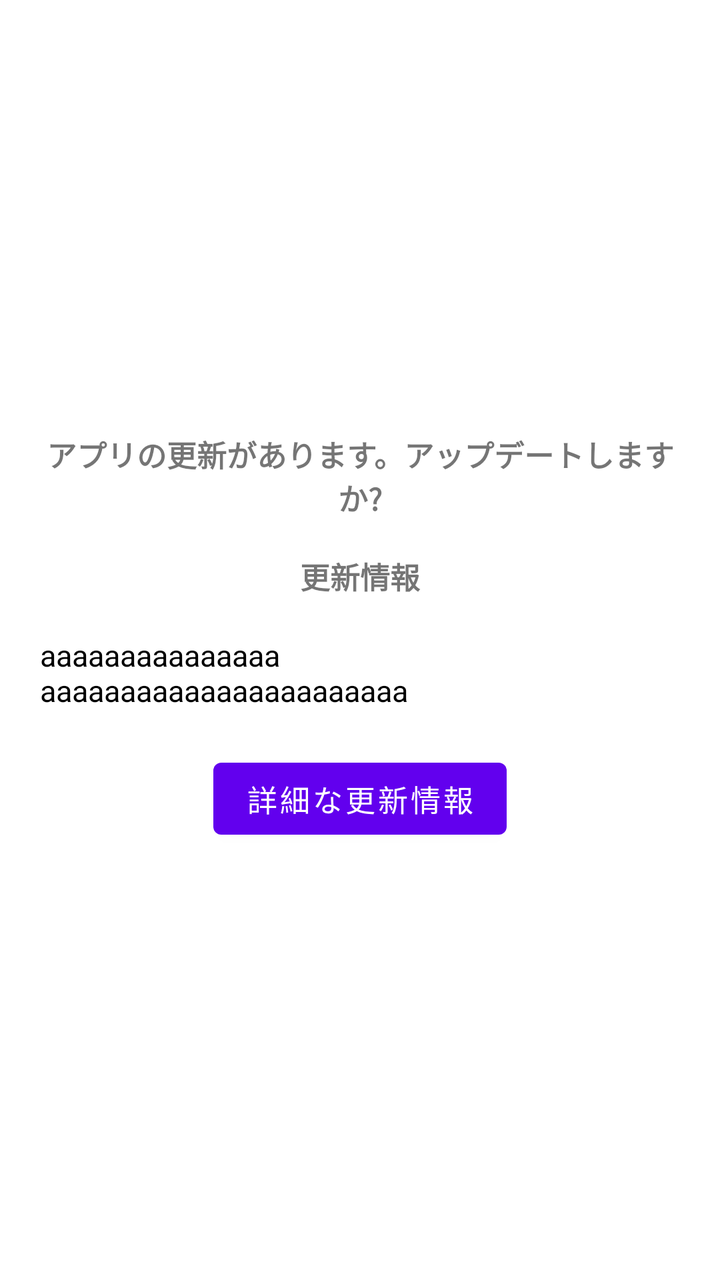
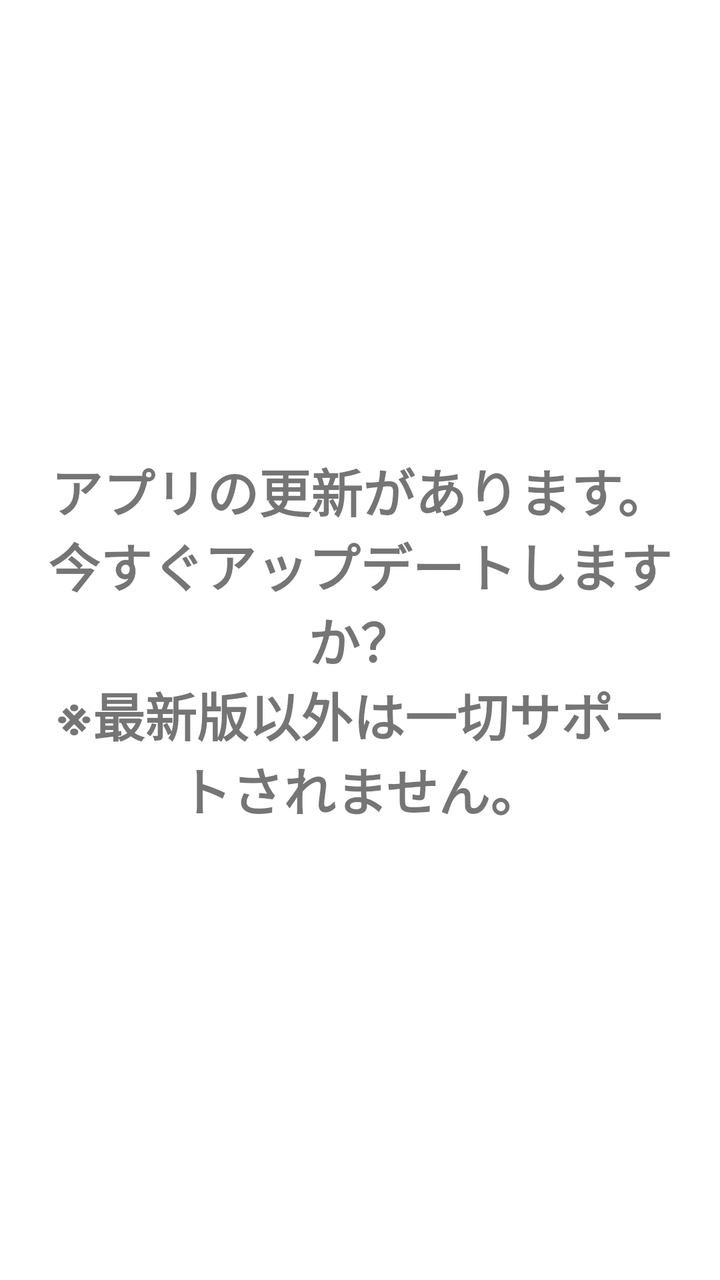

An Android layout rendered at two revisions. The XML below is the earlier revision; the diff shows what the commit changed to produce the second picture.
<!-- AndroidManifest.xml: fallback theme Theme.MaterialComponents.DayNight.NoActionBar -->
<!-- res/layout/view_update.xml -->
<?xml version="1.0" encoding="utf-8"?>
<LinearLayout xmlns:android="http://schemas.android.com/apk/res/android"
    android:layout_width="match_parent"
    android:layout_height="match_parent"
    android:orientation="vertical"
    android:gravity="center">

    <androidx.appcompat.widget.AppCompatTextView
        android:layout_width="match_parent"
        android:layout_height="wrap_content"
        android:layout_marginHorizontal="@dimen/update_margin"
        android:layout_gravity="center"
        android:gravity="center"
        android:text="@string/view_update_text_info"
        android:textSize="@dimen/update_text_size"
        android:textStyle="bold"/>

    <androidx.appcompat.widget.AppCompatTextView
        style="@style/MyApp.TextView"
        android:id="@+id/update_information"
        android:layout_width="match_parent"
        android:layout_height="wrap_content"
        android:layout_marginHorizontal="@dimen/update_margin"
        android:layout_gravity="center"
        android:textSize="@dimen/update_text_size"
        android:text="@string/view_update_text_placeholder"/>

    <com.google.android.material.button.MaterialButton
        android:id="@+id/update_info_button"
        android:layout_width="wrap_content"
        android:layout_height="wrap_content"
        android:layout_marginHorizontal="@dimen/update_margin"
        android:layout_marginTop="@dimen/update_margin"
        android:text="@string/view_update_button_detail_info"
        android:textSize="@dimen/update_text_size" />

</LinearLayout>
<!-- resources referenced by this layout -->
<resources>
  <dimen name="update_margin">20dp</dimen>
  <dimen name="update_text_size">15sp</dimen>
  <string name="view_update_button_detail_info">詳細な更新情報</string>
  <string name="view_update_text_info">アプリの更新があります。アップデートしますか?\n\n更新情報\n</string>
  <string name="view_update_text_placeholder">aaaaaaaaaaaaaaa\naaaaaaaaaaaaaaaaaaaaaaa</string>
  <style name="MyApp.TextView" parent="Widget.AppCompat.TextView">
          <item name="android:textColor">@android:color/black</item>
      </style>
</resources>

<!-- the commit's change to res/layout/view_update.xml (unified diff, before → after) -->
@@ -8,30 +8,11 @@
     <androidx.appcompat.widget.AppCompatTextView
         android:layout_width="match_parent"
         android:layout_height="wrap_content"
+        android:layout_gravity="center"
         android:layout_marginHorizontal="@dimen/update_margin"
-        android:layout_gravity="center"
         android:gravity="center"
         android:text="@string/view_update_text_info"
         android:textSize="@dimen/update_text_size"
-        android:textStyle="bold"/>
-
-    <androidx.appcompat.widget.AppCompatTextView
-        style="@style/MyApp.TextView"
-        android:id="@+id/update_information"
-        android:layout_width="match_parent"
-        android:layout_height="wrap_content"
-        android:layout_marginHorizontal="@dimen/update_margin"
-        android:layout_gravity="center"
-        android:textSize="@dimen/update_text_size"
-        android:text="@string/view_update_text_placeholder"/>
-
-    <com.google.android.material.button.MaterialButton
-        android:id="@+id/update_info_button"
-        android:layout_width="wrap_content"
-        android:layout_height="wrap_content"
-        android:layout_marginHorizontal="@dimen/update_margin"
-        android:layout_marginTop="@dimen/update_margin"
-        android:text="@string/view_update_button_detail_info"
-        android:textSize="@dimen/update_text_size" />
+        android:textStyle="bold" />
 
 </LinearLayout>
<!-- resource entries referenced after the edit -->
@@ -1,12 +1,7 @@
 <!-- resources referenced by this layout -->
 <resources>
   <dimen name="update_margin">20dp</dimen>
-  <dimen name="update_text_size">15sp</dimen>
-  <string name="view_update_button_detail_info">詳細な更新情報</string>
-  <string name="view_update_text_info">アプリの更新があります。アップデートしますか?\n\n更新情報\n</string>
-  <string name="view_update_text_placeholder">aaaaaaaaaaaaaaa\naaaaaaaaaaaaaaaaaaaaaaa</string>
-  <style name="MyApp.TextView" parent="Widget.AppCompat.TextView">
-          <item name="android:textColor">@android:color/black</item>
-      </style>
+  <dimen name="update_text_size">26sp</dimen>
+  <string name="view_update_text_info">アプリの更新があります。\n今すぐアップデートしますか？\n<b>※最新版以外は一切サポートされません。</b></string>
 </resources>
 
